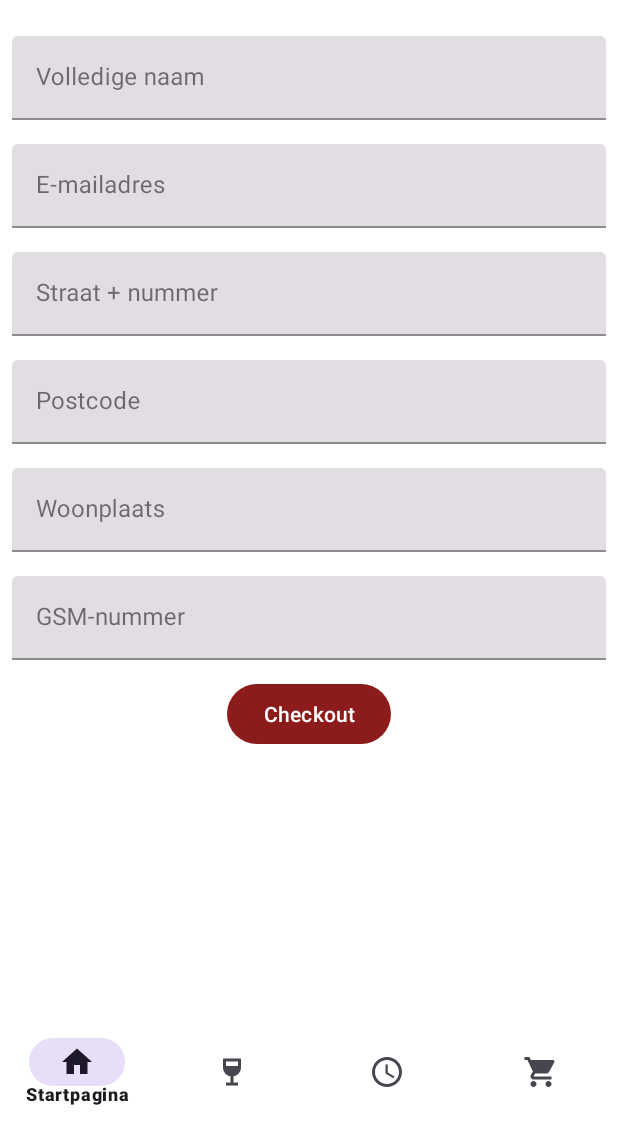
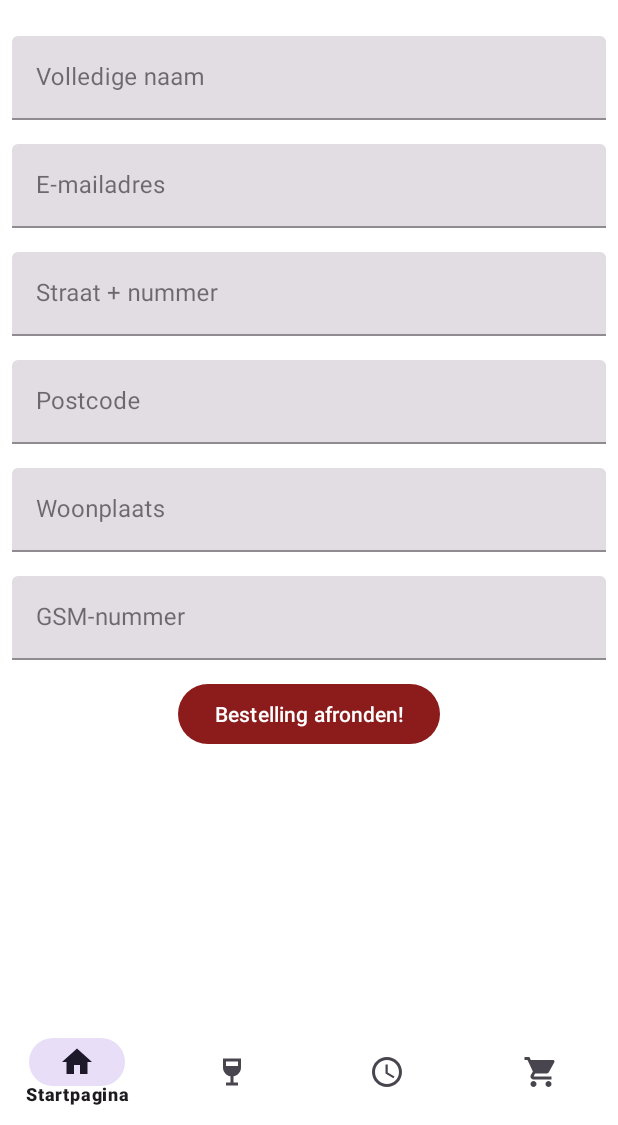
Before and after one commit to calvinliaci/AppWijnhuisRonny, an Android app: the CheckoutOrderFragment screen opened through its navigation route, on a phone screen of 412 x 824 dp, the part 111-1236 px from its top. Run offline under Robolectric (Android 15) with nearby library versions, the phone set to English and light mode, and no system bars; our stand-ins replace Firebase (no records; nobody signed in at launch, a user with empty details on screens opened directly), Picasso, data binding, navigation-ui.

Commit message:
Small changes

```diff
--- a/app/src/main/java/com/example/appwijnhuisronny/CheckoutOrderFragment.kt
+++ b/app/src/main/java/com/example/appwijnhuisronny/CheckoutOrderFragment.kt
@@ -41,7 +41,7 @@ class CheckoutOrderFragment : Fragment() {
         binding.checkoutButton.setOnClickListener {
             try {
                 val subject = "Bestelbevestiging"
-                val emailSub = "liacicalvin@gmail.com"
+                val emailSub = "info@wijnhuisronny.be"
 
                 val name = binding.nameEditText.text.toString().trim()
                 val email = binding.mailEditText.text.toString().trim()
--- a/app/src/main/java/com/example/appwijnhuisronny/CheckoutOrderViewModel.kt
+++ b/app/src/main/java/com/example/appwijnhuisronny/CheckoutOrderViewModel.kt
@@ -15,7 +15,7 @@ class CheckoutOrderViewModel() : ViewModel() {
         val stringBuilder = StringBuilder()
 
         // Thank you message
-        stringBuilder.append("Bestelling geplaatst door: , ${orderDetails.name}!\n\n")
+        stringBuilder.append("Bestelling geplaatst door: ${orderDetails.name}!\n\n")
 
         // Order details
         stringBuilder.append("Besteldetails:\n")
--- a/app/src/main/java/com/example/appwijnhuisronny/Repositories/WinesRepository.kt
+++ b/app/src/main/java/com/example/appwijnhuisronny/Repositories/WinesRepository.kt
@@ -11,13 +11,11 @@ import com.google.firebase.database.ValueEventListener
 
 class WinesRepository {
     private val databaseReference: DatabaseReference = FirebaseDatabase.getInstance().getReference("Wijnen")
-
     init {
         Log.d("Repository", "Database reference initialized: $databaseReference")
     }
 
     @Volatile private var INSTANCE : WinesRepository ?= null
-
     fun getInstance(): WinesRepository {
         Log.d("Repository", "Getting instance of WinesRepository")
         return INSTANCE ?: synchronized(this) {
@@ -28,10 +26,8 @@ class WinesRepository {
 
     fun loadWines(category: String, winesList: MutableLiveData<List<Wine>>) {
         val categoryReference = databaseReference.child(category)
-
         categoryReference.addValueEventListener(object : ValueEventListener {
             override fun onDataChange(snapshot: DataSnapshot) {
-                Log.d("Repository", "Data changed: $snapshot")
                 try {
                     val _winesList: List<Wine> = snapshot.children.map { dataSnapshot ->
                         val wineMap = dataSnapshot.value as Map<*, *>
@@ -48,12 +44,10 @@ class WinesRepository {
                         )
                     }
                     winesList.postValue(_winesList)
-                    Log.d("Repository", "Data loaded successfully")
                 } catch (e: Exception) {
                     Log.w("Repository", "Failed to read:", e)
                 }
             }
-
             override fun onCancelled(error: DatabaseError) {
                 Log.w("Repository", "Failed to read value.", error.toException())
             }
--- a/app/src/main/res/layout/fragment_checkout_order.xml
+++ b/app/src/main/res/layout/fragment_checkout_order.xml
@@ -112,7 +112,7 @@
             android:layout_height="wrap_content"
             android:layout_gravity="center"
             android:layout_marginTop="12dp"
-            android:text="Checkout" />
+            android:text="@string/bestellingAfronden" />
 
     </LinearLayout>
 </layout>
--- a/app/src/main/res/values/strings.xml
+++ b/app/src/main/res/values/strings.xml
@@ -33,4 +33,5 @@
     <string name="startpagina">Startpagina</string>
     <string name="overRonny">Het verhaal van Ronny Heyligen</string>
     <string name="overRonnyText">Tijdens zijn 4-jarige opleiding tot \"wijnhandelaar-sommelier\" startte hij in 2018 met Wijnhuis Ronny. Ronny behaalde vervolgens in 2019 zijn diploma \"wijnhandelaar-sommelier\". Met trots oefent hij zijn passie voor wijn nu reeds 5 jaar uit in Wijnhuis Ronny.</string>
+    <string name="bestellingAfronden">Bestelling afronden!</string>
 </resources>
```
Also changed, not shown: 4 other files.
